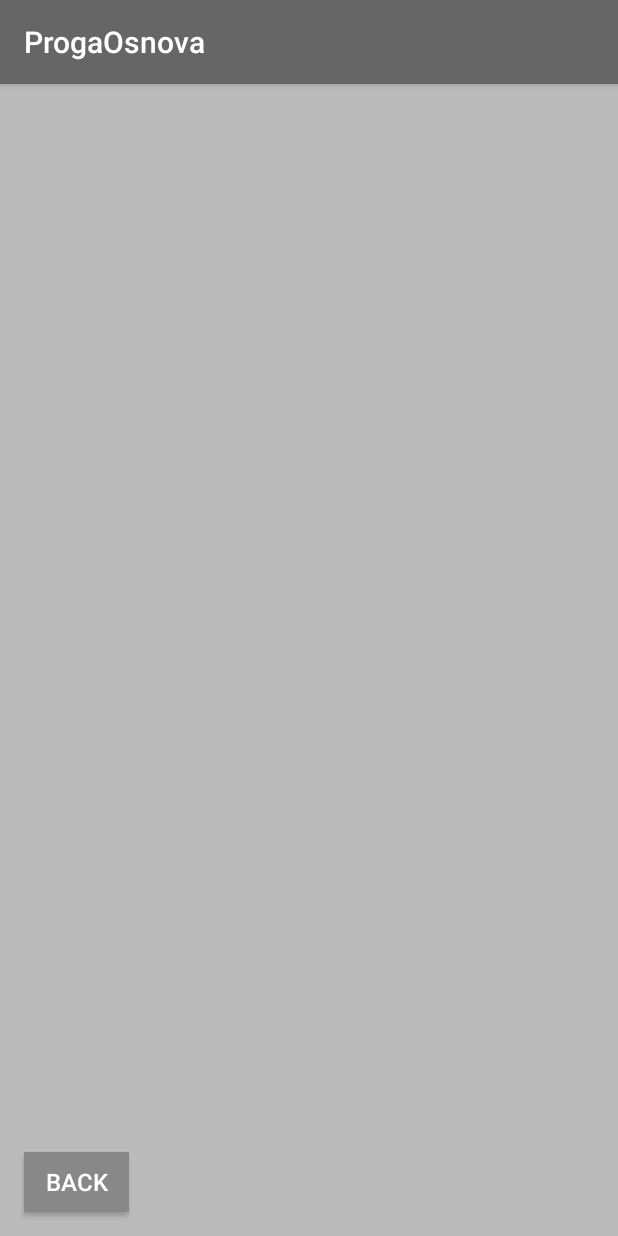
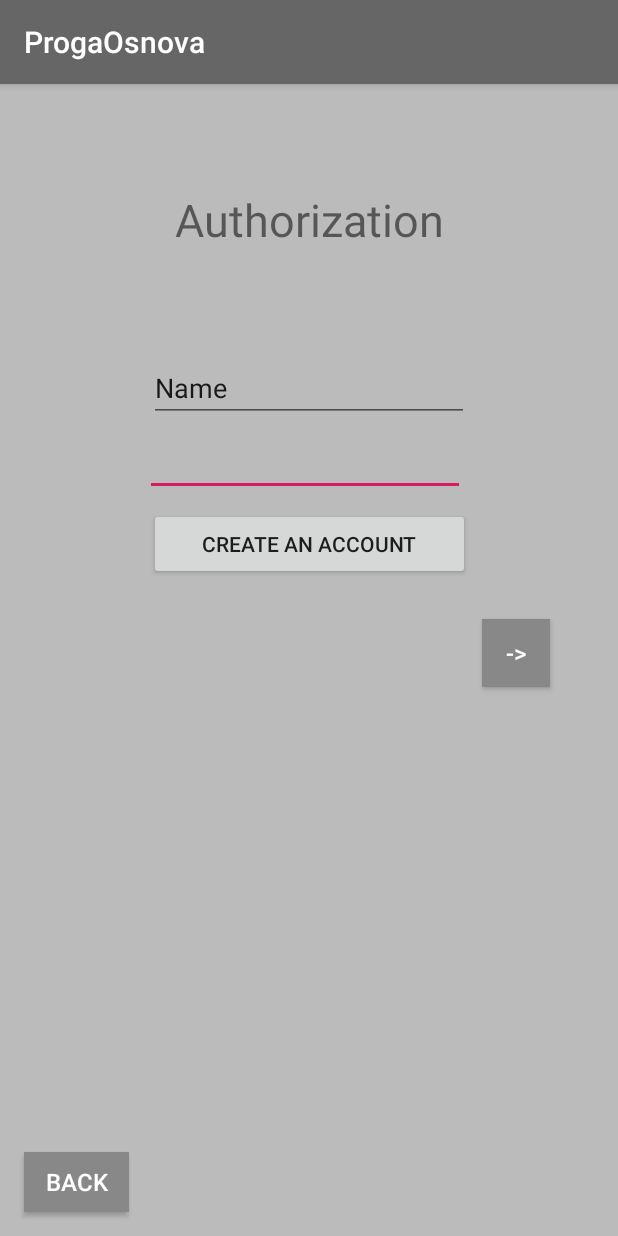
Before and after one commit to Pcux/Project, an Android app: the MultiplayerActivity screen opened directly, with no data from a screen before it, on a phone screen of 412 x 824 dp. Run offline under Robolectric (Android 15) with nearby library versions, the phone set to English and light mode, and no system bars.

Commit message:
меню авторизации добавленно в мультиплейер

```diff
--- a/app/src/main/AndroidManifest.xml
+++ b/app/src/main/AndroidManifest.xml
@@ -19,7 +19,8 @@
         <activity android:name=".SingleplayerActivity" />
         <activity android:name=".MultiplayerActivity" />
         <activity android:name=".SettingsActivity" />
-        <activity android:name=".StatisticsActivity"></activity>
+        <activity android:name=".StatisticsActivity" />
+        <activity android:name=".CreateActivity"></activity>
     </application>
 
 </manifest>
--- a/app/src/main/java/com/example/belka/progaosnova/MultiplayerActivity.java
+++ b/app/src/main/java/com/example/belka/progaosnova/MultiplayerActivity.java
@@ -1,5 +1,6 @@
 package com.example.belka.progaosnova;
 
+import android.content.Intent;
 import android.support.v7.app.AppCompatActivity;
 import android.os.Bundle;
 import android.view.View;
@@ -13,12 +14,23 @@ public class MultiplayerActivity extends AppCompatActivity implements View.OnCli
         setContentView(R.layout.activity_multiplayer);
         Button buttonBack = (Button)findViewById(R.id.buttonBack);
         buttonBack.setOnClickListener(this);
+        Button buttonNewAcc = (Button)findViewById(R.id.buttonNewAcc);
+        buttonNewAcc.setOnClickListener(this);
+        Button buttonNext = (Button)findViewById(R.id.buttonNext);
+        buttonNext.setOnClickListener(this);
     }
     @Override
     public void onClick(View v) {
         switch (v.getId()) {
             case R.id.buttonBack:
                 finish();
+                break;
+            case R.id.buttonNewAcc:
+                Intent NAintent = new Intent(this,CreateActivity.class);
+                startActivity(NAintent);
+                break;
+            case R.id.buttonNext:
+                break;
         }
     }
 }
--- a/app/src/main/res/layout/activity_multiplayer.xml
+++ b/app/src/main/res/layout/activity_multiplayer.xml
@@ -4,15 +4,82 @@
     xmlns:tools="http://schemas.android.com/tools"
     android:layout_width="match_parent"
     android:layout_height="match_parent"
-    tools:context=".MultiplayerActivity"
-    android:background="#BBBBBB">
+    android:background="#BBBBBB"
+    tools:context=".MultiplayerActivity">
 
     <Button
+        android:id="@+id/buttonBack"
         style="@style/BackStyle"
-        android:id="@+id/buttonBack"
         android:layout_marginStart="16dp"
         android:layout_marginBottom="16dp"
         android:text="Back"
         app:layout_constraintBottom_toBottomOf="parent"
         app:layout_constraintStart_toStartOf="parent" />
+
+    <EditText
+        android:id="@+id/editText"
+        android:layout_width="wrap_content"
+        android:layout_height="wrap_content"
+        android:layout_marginTop="4dp"
+        android:layout_marginEnd="5dp"
+        android:ems="10"
+        android:inputType="textPassword"
+        app:layout_constraintEnd_toEndOf="parent"
+        app:layout_constraintStart_toStartOf="parent"
+        app:layout_constraintTop_toBottomOf="@+id/editText2" />
+
+    <EditText
+        android:id="@+id/editText2"
+        android:layout_width="wrap_content"
+        android:layout_height="wrap_content"
+        android:layout_marginTop="180dp"
+        android:ems="10"
+        android:inputType="textPersonName"
+        android:text="Name"
+        app:layout_constraintEnd_toEndOf="parent"
+        app:layout_constraintHorizontal_bias="0.5"
+        app:layout_constraintStart_toStartOf="parent"
+        app:layout_constraintTop_toTopOf="parent" />
+
+    <Button
+        android:id="@+id/buttonNext"
+        style="@style/ButtonStyle"
+        android:layout_width="45dp"
+        android:layout_height="45dp"
+        android:layout_marginStart="8dp"
+        android:layout_marginTop="8dp"
+        android:layout_marginEnd="8dp"
+        android:layout_marginBottom="8dp"
+        android:text="->"
+        app:layout_constraintBottom_toBottomOf="parent"
+        app:layout_constraintEnd_toEndOf="parent"
+        app:layout_constraintHorizontal_bias="0.086"
+        app:layout_constraintStart_toEndOf="@+id/editText"
+        app:layout_constraintTop_toTopOf="parent"
+        app:layout_constraintVertical_bias="0.493" />
+
+    <TextView
+        android:id="@+id/textView"
+        android:layout_width="wrap_content"
+        android:layout_height="wrap_content"
+        android:layout_marginStart="8dp"
+        android:layout_marginTop="8dp"
+        android:layout_marginEnd="8dp"
+        android:layout_marginBottom="8dp"
+        android:text="Authorization"
+        android:textSize="30dp"
+        app:layout_constraintBottom_toTopOf="@+id/editText2"
+        app:layout_constraintEnd_toEndOf="parent"
+        app:layout_constraintStart_toStartOf="parent"
+        app:layout_constraintTop_toTopOf="parent" />
+
+    <Button
+        android:id="@+id/buttonNewAcc"
+        android:layout_width="214dp"
+        android:layout_height="wrap_content"
+        android:layout_marginTop="8dp"
+        android:text="create an account"
+        app:layout_constraintEnd_toEndOf="parent"
+        app:layout_constraintStart_toStartOf="parent"
+        app:layout_constraintTop_toBottomOf="@+id/editText" />
 </android.support.constraint.ConstraintLayout>
```
Also changed, not shown: app/src/main/java/com/example/belka/progaosnova/CreateActivity.java (added, +25 -0 lines), app/src/main/res/layout/activity_create.xml (added, +18 -0 lines).
